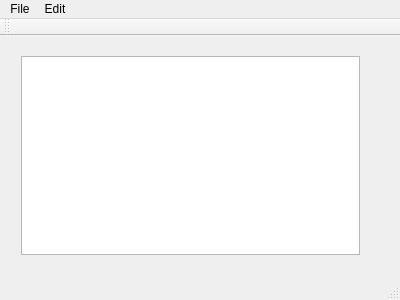
Above: apps/Wedit/mainwindow.ui from abrampers/Wedit before the change. Below: the same form after it.
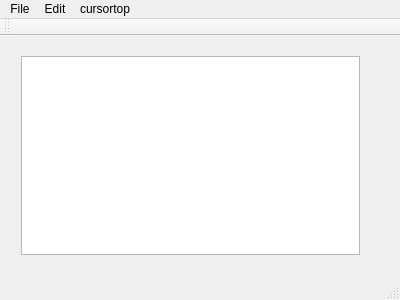
That is the form after the change.

Diff of the .ui file:
```diff
--- a/apps/Wedit/mainwindow.ui
+++ b/apps/Wedit/mainwindow.ui
@@ -58,8 +58,15 @@
     <addaction name="actionUndo"/>
     <addaction name="actionRedo"/>
    </widget>
+   <widget class="QMenu" name="menucursortop">
+    <property name="title">
+     <string>cursortop</string>
+    </property>
+    <addaction name="actioncursortop"/>
+   </widget>
    <addaction name="menuFile"/>
    <addaction name="menuEdit"/>
+   <addaction name="menucursortop"/>
   </widget>
   <widget class="QToolBar" name="mainToolBar">
    <attribute name="toolBarArea">
```
Left out of the diff: 30 changed lines with no effect on the pictures.
